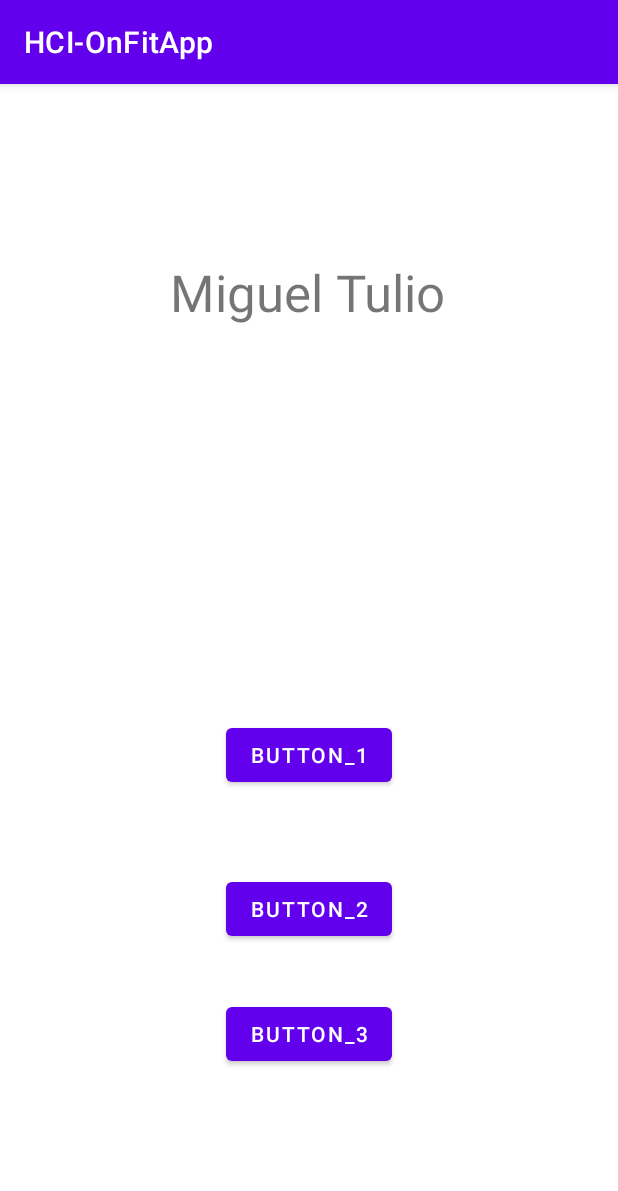
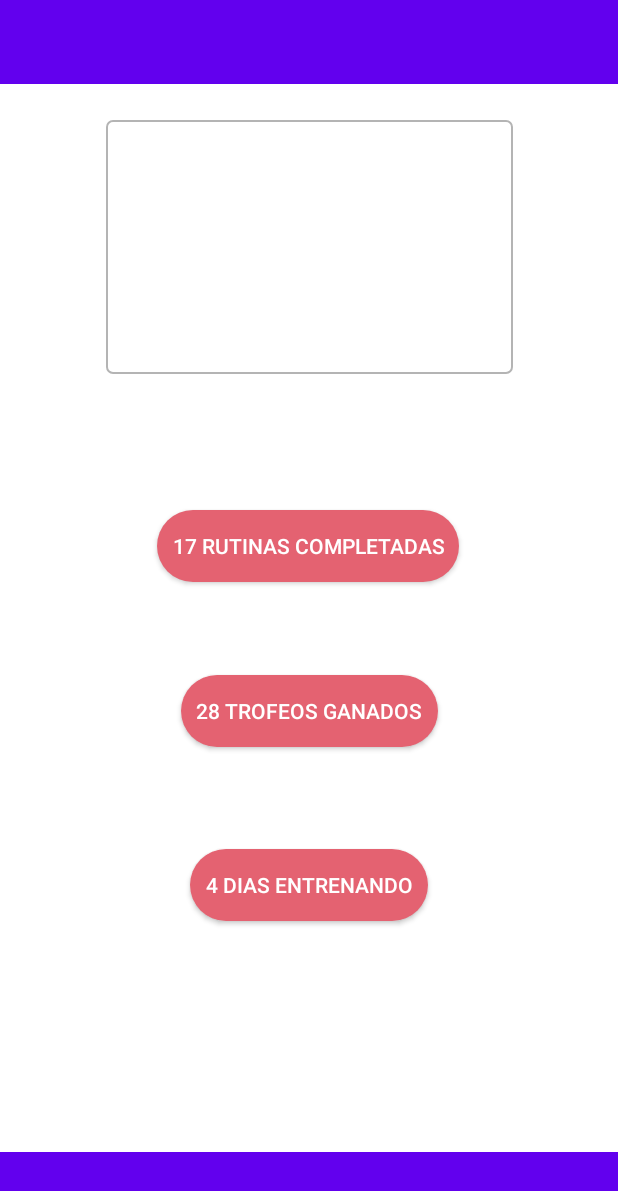
Before and after one commit to GastonDonikian/HCI-OnFitApp, an Android app: the ProfileActivity screen opened directly, with no data from a screen before it, on a phone screen of 412 x 824 dp. Shown: the top 1191 px of the screen. Run offline under Robolectric (Android 15) with nearby library versions, the phone set to English and light mode, and no system bars.

Commit message:
Profile commit

```diff
--- a/app/src/main/java/com/example/hci_onfitapp/MainActivity.java
+++ b/app/src/main/java/com/example/hci_onfitapp/MainActivity.java
@@ -5,6 +5,8 @@ import androidx.appcompat.app.AppCompatActivity;
 import android.content.Intent;
 import android.os.Bundle;
 import android.widget.Button;
+import android.widget.TextView;
+import android.widget.Toolbar;
 
 public class MainActivity extends AppCompatActivity {
 
@@ -19,6 +21,12 @@ public class MainActivity extends AppCompatActivity {
             Intent intent = new Intent(this, LoginActivity.class);
             startActivity(intent);
         });
+
+        TextView textView = findViewById(R.id.textView);
+        textView.setOnClickListener(view -> {
+            Intent intent = new Intent(this, ProfileActivity.class);
+            startActivity(intent);
+        });
     }
 
 }
--- a/app/src/main/java/com/example/hci_onfitapp/ProfileActivity.java
+++ b/app/src/main/java/com/example/hci_onfitapp/ProfileActivity.java
@@ -9,7 +9,6 @@ public class ProfileActivity extends AppCompatActivity {
     @Override
     protected void onCreate(Bundle savedInstanceState) {
         super.onCreate(savedInstanceState);
-        System.out.println("Funciona esto?");
         setContentView(R.layout.activity_profile);
 
     }
--- /dev/null
+++ b/app/src/main/res/drawable/my_button.xml
@@ -0,0 +1,6 @@
+<?xml version="1.0" encoding="utf-8"?>
+<shape xmlns:android="http://schemas.android.com/apk/res/android"
+    android:shape="rectangle">
+    <solid android:color="#e46271" />
+    <corners android:radius="40dp" />
+</shape>
--- /dev/null
+++ b/app/src/main/res/drawable/round_outline.xml
@@ -0,0 +1,10 @@
+<?xml version="1.0" encoding="utf-8"?>
+<shape xmlns:android="http://schemas.android.com/apk/res/android"
+    android:shape="rectangle">
+
+    <corners android:radius="4dp" />
+
+    <stroke
+        android:width="1dp"
+        android:color="#b4b4b4" />
+</shape>
--- a/app/src/main/res/layout/activity_profile.xml
+++ b/app/src/main/res/layout/activity_profile.xml
@@ -6,49 +6,101 @@
     android:layout_height="match_parent"
     tools:context=".ProfileActivity">
 
+    <androidx.appcompat.widget.Toolbar
+        android:id="@+id/toolbar"
+        android:layout_width="0dp"
+        android:layout_height="56dp"
+        android:background="?attr/colorPrimary"
+        android:theme="@style/ThemeOverlay.AppCompat.Dark.ActionBar"
+        app:layout_constraintTop_toTopOf="parent"
+        app:layout_constraintRight_toRightOf="parent"
+        app:layout_constraintLeft_toLeftOf="parent"/>
 
-    <Button
-        android:id="@+id/button"
+    <androidx.constraintlayout.widget.ConstraintLayout
+        android:id="@+id/main_area"
+        android:layout_width="0dp"
+        android:layout_height="0dp"
+        android:clickable="false"
+        app:layout_constraintBottom_toBottomOf="parent"
+        app:layout_constraintHorizontal_bias="0.0"
+        app:layout_constraintLeft_toLeftOf="parent"
+        app:layout_constraintRight_toRightOf="parent"
+        app:layout_constraintTop_toBottomOf="@+id/toolbar"
+        app:layout_constraintVertical_bias="0.0">
+
+        <ListView
+            android:id="@+id/listview"
+            android:layout_width="0dp"
+            android:layout_height="wrap_content"
+            app:layout_constraintBottom_toBottomOf="parent"
+            app:layout_constraintHorizontal_bias="0.0"
+            app:layout_constraintLeft_toLeftOf="parent"
+            app:layout_constraintRight_toRightOf="parent"
+            app:layout_constraintTop_toTopOf="parent"
+            app:layout_constraintVertical_bias="0.499" />
+
+        <androidx.appcompat.widget.AppCompatImageView
+            android:id="@+id/imageView1"
+            android:layout_width="271dp"
+            android:layout_height="169dp"
+            android:layout_marginTop="24dp"
+            android:background="@drawable/round_outline"
+            app:layout_constraintEnd_toEndOf="parent"
+            app:layout_constraintStart_toStartOf="parent"
+            app:layout_constraintTop_toTopOf="parent"
+            tools:srcCompat="@drawable/fondo2" />
+
+        <androidx.appcompat.widget.AppCompatButton
+            android:id="@+id/button2"
             android:layout_width="wrap_content"
             android:layout_height="wrap_content"
-        android:layout_marginTop="404dp"
-        android:layout_marginBottom="35dp"
-        android:text="Button_1"
-        app:layout_constraintBottom_toTopOf="@+id/button2"
+            android:layout_marginTop="284dp"
+            android:background="@drawable/my_button"
+            android:text="17 RUTINAS COMPLETADAS"
+            android:textColor="#ffffff"
+            android:padding="10dp"
             app:layout_constraintEnd_toEndOf="parent"
+            app:layout_constraintHorizontal_bias="0.496"
             app:layout_constraintStart_toStartOf="parent"
             app:layout_constraintTop_toTopOf="parent" />
 
-    <Button
-        android:id="@+id/button2"
+        <androidx.appcompat.widget.AppCompatButton
+            android:id="@+id/button3"
             android:layout_width="wrap_content"
             android:layout_height="wrap_content"
-        android:layout_marginBottom="35dp"
-        android:text="Button_2"
-        app:layout_constraintBottom_toTopOf="@+id/button3"
+            android:layout_marginTop="110dp"
+            android:background="@drawable/my_button"
+            android:text="28 TROFEOS GANADOS"
+            android:textColor="#ffffff"
+            android:padding="10dp"
+            app:layout_constraintEnd_toEndOf="parent"
+            app:layout_constraintStart_toStartOf="parent"
+            app:layout_constraintTop_toTopOf="@+id/button2" />
+
+        <androidx.appcompat.widget.AppCompatButton
+            android:id="@+id/button4"
+            android:layout_width="wrap_content"
+            android:layout_height="wrap_content"
+            android:layout_marginTop="116dp"
+            android:background="@drawable/my_button"
+            android:text="4 DIAS ENTRENANDO"
+            android:textColor="#ffffff"
+            android:padding="10dp"
+            app:layout_constraintEnd_toEndOf="parent"
+            app:layout_constraintHorizontal_bias="0.501"
+            app:layout_constraintStart_toStartOf="parent"
+            app:layout_constraintTop_toTopOf="@+id/button3" />
+
+        <androidx.appcompat.widget.Toolbar
+            android:id="@+id/navbar"
+            android:layout_width="0dp"
+            android:layout_height="56dp"
+            android:background="?attr/colorPrimary"
+            android:theme="@style/ThemeOverlay.AppCompat.Dark.ActionBar"
+            app:layout_constraintBottom_toBottomOf="parent"
             app:layout_constraintEnd_toEndOf="parent"
             app:layout_constraintStart_toStartOf="parent" />
 
-    <Button
-        android:id="@+id/button3"
-        android:layout_width="wrap_content"
-        android:layout_height="wrap_content"
-        android:text="Button_3"
-        app:layout_constraintBottom_toBottomOf="parent"
-        app:layout_constraintEnd_toEndOf="parent"
-        app:layout_constraintStart_toStartOf="parent"
-        app:layout_constraintTop_toTopOf="parent"
-        app:layout_constraintVertical_bias="0.846" />
 
-    <TextView
-        android:id="@+id/textView3"
-        android:layout_width="wrap_content"
-        android:layout_height="wrap_content"
-        android:layout_marginTop="116dp"
-        android:text="Miguel Tulio"
-        android:textSize="34sp"
-        app:layout_constraintEnd_toEndOf="parent"
-        app:layout_constraintHorizontal_bias="0.497"
-        app:layout_constraintStart_toStartOf="parent"
-        app:layout_constraintTop_toTopOf="parent" />
     </androidx.constraintlayout.widget.ConstraintLayout>
+</androidx.constraintlayout.widget.ConstraintLayout>
--- a/app/src/main/res/values/themes.xml
+++ b/app/src/main/res/values/themes.xml
@@ -1,6 +1,6 @@
 <resources xmlns:tools="http://schemas.android.com/tools">
     <!-- Base application theme. -->
-    <style name="Theme.HCIOnFitApp" parent="Theme.MaterialComponents.DayNight.DarkActionBar">
+    <style name="Theme.HCIOnFitApp" parent="Theme.MaterialComponents.DayNight.NoActionBar">
         <!-- Primary brand color. -->
         <item name="colorPrimary">@color/purple_500</item>
         <item name="colorPrimaryVariant">@color/purple_700</item>
```
Lines whose indentation alone changed are shown as unchanged.
